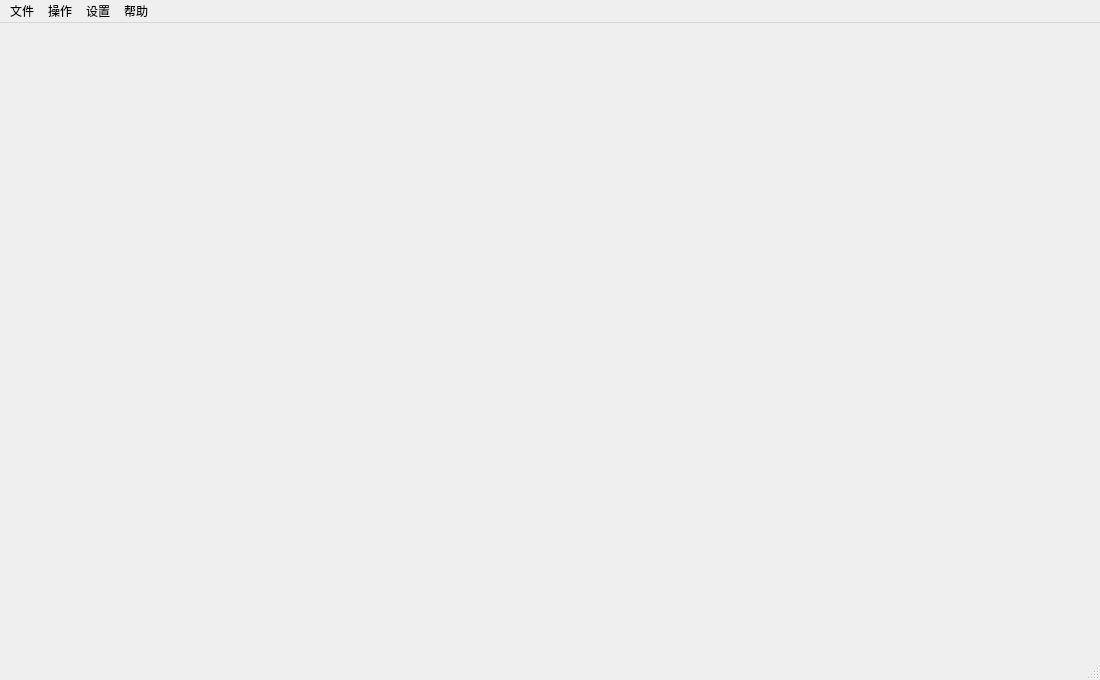
Above: wdebug.ui from byron90/webdebug before the change. Below: the same form after it.
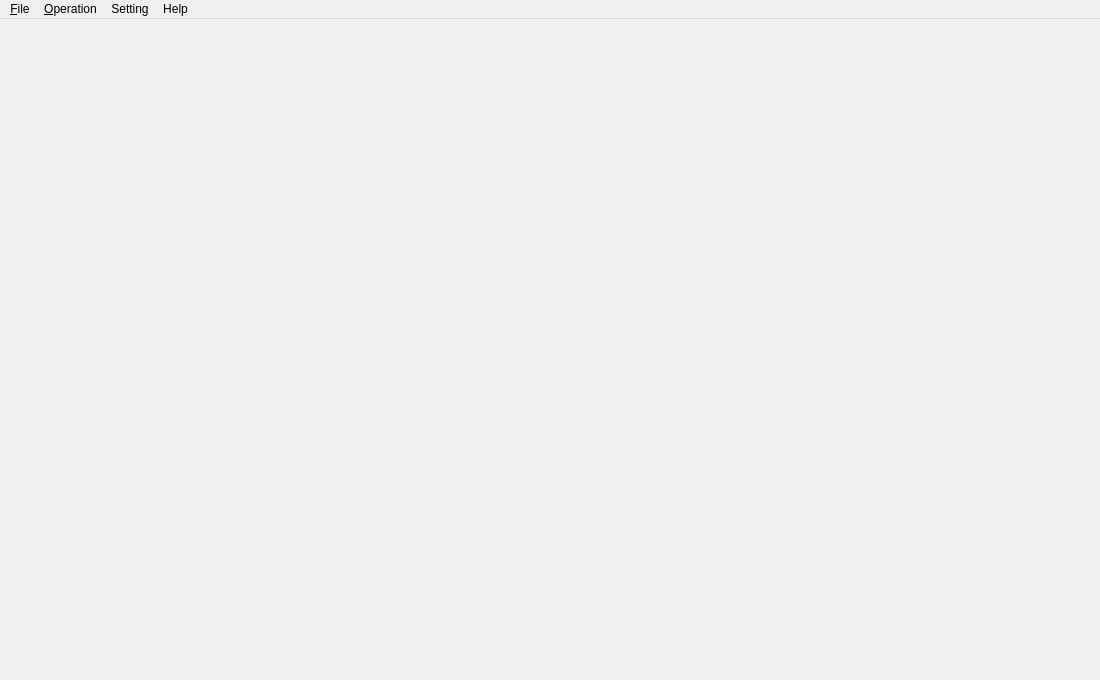
That is the form after the change.

What changed in the file:
```diff
--- a/wdebug.ui
+++ b/wdebug.ui
@@ -33,46 +33,45 @@
      <x>0</x>
      <y>0</y>
      <width>1100</width>
-     <height>29</height>
+     <height>21</height>
     </rect>
    </property>
-   <widget class="QMenu" name="menu">
+   <widget class="QMenu" name="file">
     <property name="title">
-     <string>文件</string>
+     <string>&amp;File</string>
     </property>
     <addaction name="action"/>
     <addaction name="action_4"/>
    </widget>
-   <widget class="QMenu" name="menu_2">
+   <widget class="QMenu" name="Operation">
     <property name="title">
-     <string>操作</string>
+     <string>&amp;Operation</string>
     </property>
     <addaction name="action_6"/>
     <addaction name="action_7"/>
     <addaction name="action_8"/>
     <addaction name="action_9"/>
    </widget>
-   <widget class="QMenu" name="menu_3">
+   <widget class="QMenu" name="setting">
     <property name="title">
-     <string>设置</string>
+     <string>Setting</string>
     </property>
     <addaction name="action_10"/>
     <addaction name="action_11"/>
    </widget>
-   <widget class="QMenu" name="menu_4">
+   <widget class="QMenu" name="help">
     <property name="title">
-     <string>帮助</string>
+     <string>Help</string>
     </property>
     <addaction name="action_5"/>
     <addaction name="action_12"/>
    </widget>
-   <addaction name="menu"/>
-   <addaction name="menu_2"/>
-   <addaction name="menu_3"/>
-   <addaction name="menu_4"/>
+   <addaction name="file"/>
+   <addaction name="Operation"/>
+   <addaction name="setting"/>
+   <addaction name="help"/>
   </widget>
-  <widget class="QStatusBar" name="statusBar"/>
-  <action name="action">
+  <action name="actAgent">
    <property name="text">
     <string>打开记录</string>
    </property>
```
Left out of the diff: 50 changed lines with no effect on the pictures.
